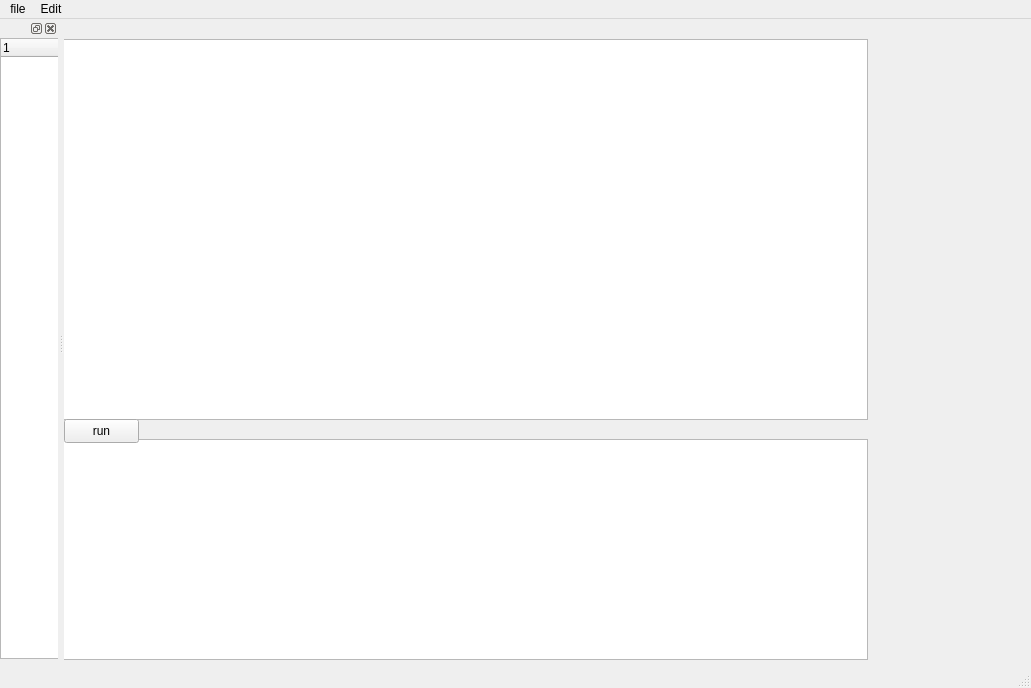
Old version of the form ui/MainWindow.ui in the repository AXIhello/dbms.
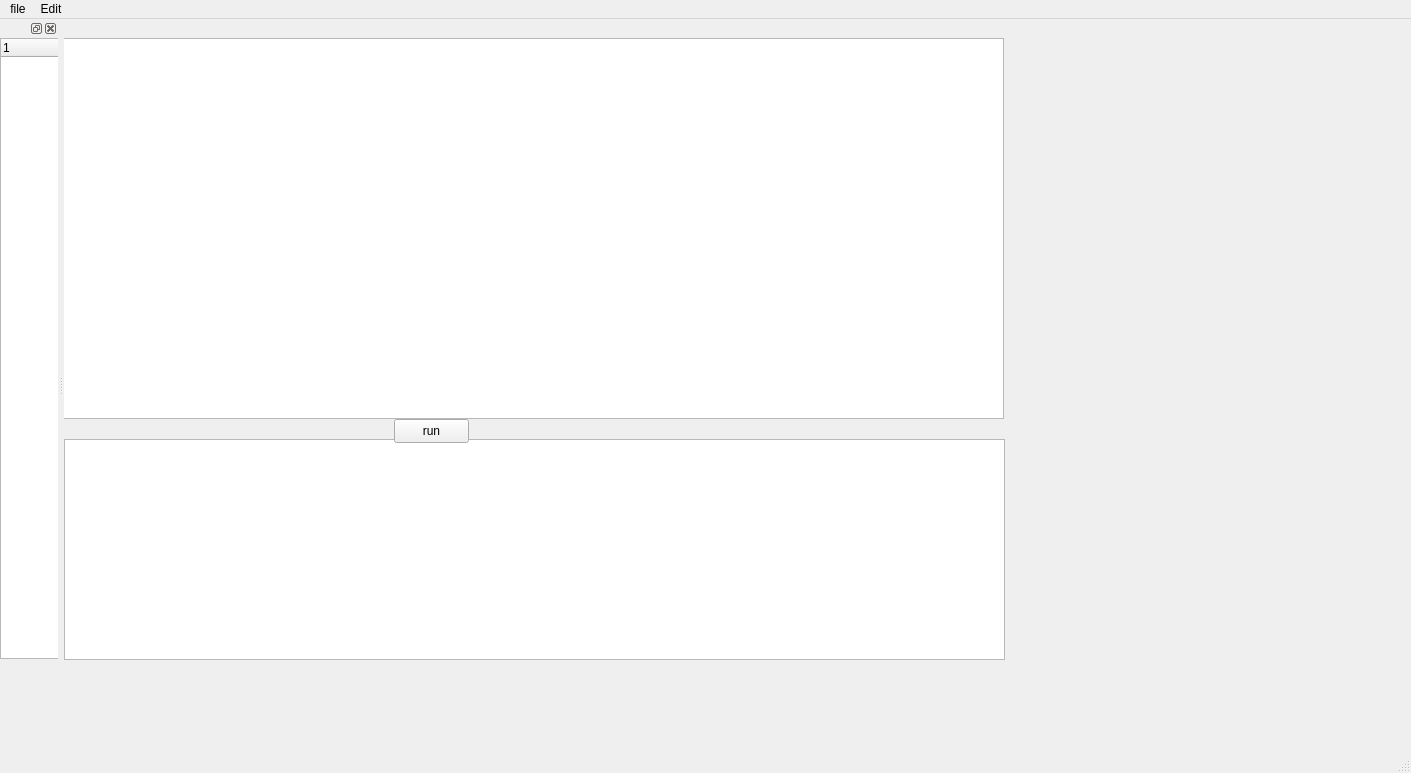
New version of the form.

Patch:
```diff
--- a/ui/MainWindow.ui
+++ b/ui/MainWindow.ui
@@ -6,30 +6,20 @@
    <rect>
     <x>0</x>
     <y>0</y>
-    <width>1031</width>
-    <height>688</height>
+    <width>1411</width>
+    <height>773</height>
    </rect>
   </property>
   <property name="windowTitle">
    <string>MainWindow</string>
   </property>
   <widget class="QWidget" name="centralwidget">
-   <widget class="QTextEdit" name="inputEdit">
-    <property name="geometry">
-     <rect>
-      <x>-7</x>
-      <y>20</y>
-      <width>811</width>
-      <height>381</height>
-     </rect>
-    </property>
-   </widget>
    <widget class="QTextEdit" name="outputEdit">
     <property name="geometry">
      <rect>
-      <x>-7</x>
+      <x>0</x>
       <y>420</y>
-      <width>811</width>
+      <width>941</width>
       <height>221</height>
      </rect>
     </property>
@@ -37,7 +27,7 @@
    <widget class="QPushButton" name="runButton">
     <property name="geometry">
      <rect>
-      <x>0</x>
+      <x>330</x>
       <y>400</y>
       <width>75</width>
       <height>24</height>
@@ -47,13 +37,47 @@
      <string>run</string>
     </property>
    </widget>
+   <widget class="QStackedWidget" name="displayStack">
+    <property name="geometry">
+     <rect>
+      <x>-1</x>
+      <y>19</y>
+      <width>941</width>
+      <height>381</height>
+     </rect>
+    </property>
+    <widget class="QWidget" name="page">
+     <widget class="QTextEdit" name="inputEdit">
+      <property name="geometry">
+       <rect>
+        <x>0</x>
+        <y>0</y>
+        <width>941</width>
+        <height>381</height>
+       </rect>
+      </property>
+     </widget>
+    </widget>
+    <widget class="QWidget" name="page_2">
+     <widget class="QTableWidget" name="tableWidget">
+      <property name="geometry">
+       <rect>
+        <x>0</x>
+        <y>0</y>
+        <width>941</width>
+        <height>381</height>
+       </rect>
+      </property>
+     </widget>
+    </widget>
+   </widget>
   </widget>
   <widget class="QMenuBar" name="menubar">
    <property name="geometry">
     <rect>
      <x>0</x>
      <y>0</y>
-     <width>1031</width>
+     <width>1411</width>
      <height>22</height>
     </rect>
    </property>
```
